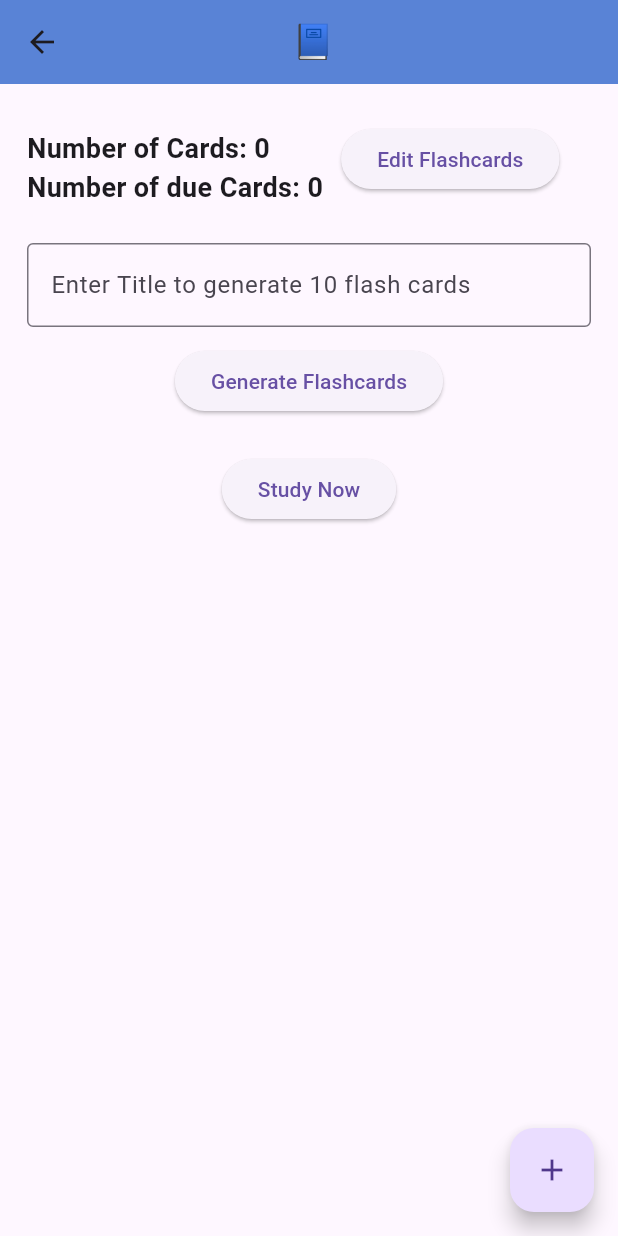
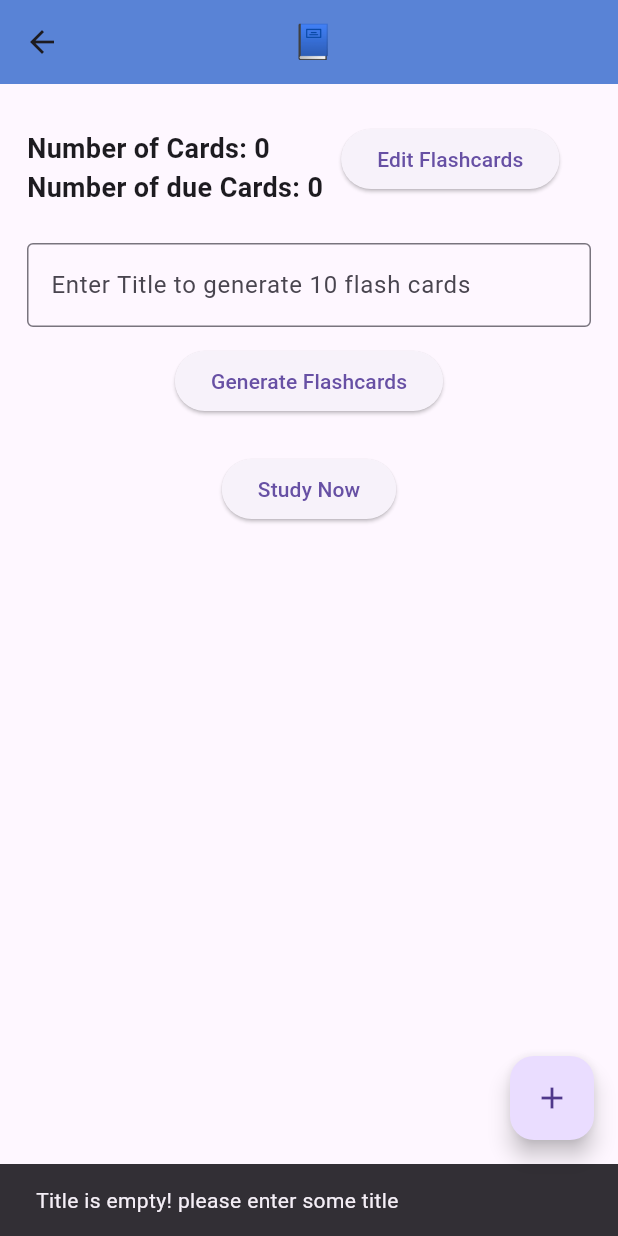
Before and after one commit to AhmadXDev/flacardy, a Flutter app: the PocketPage screen opened directly with empty values, after a tap on "Generate Flashcards", on a phone screen of 412 x 824 dp. Run offline on Flutter 3.47's test engine with Material 3 defaults, Android fonts, the phone set to English and light mode, and no system bars; our stand-ins replace confetti, flip_card, flutter_dotenv, loading_animation_widget, sqflite, supabase_flutter; accounts and stored records are empty.

Commit message:
Added some user Feedback
when the user generate flash cards there was no feedback so I added a loading animation and a snakbar if the cards are generated nor not.
also the set State for hte pcoket page was happening before the generation of the cards so I added an await before it.

```diff
--- a/lib/pages/pocket_page.dart
+++ b/lib/pages/pocket_page.dart
@@ -7,6 +7,7 @@ import 'package:flacardy/widgets/custom_widgets.dart';
 import 'package:flutter/material.dart';
 import 'package:flacardy/data/supabase_database.dart';
 import 'package:flacardy/models/pocket.dart';
+import 'package:loading_animation_widget/loading_animation_widget.dart';
 import 'study_cards_page.dart';
 
 class PocketPage extends StatefulWidget {
@@ -22,6 +23,7 @@ class _PocketPageState extends State<PocketPage> {
   final TextEditingController backController = TextEditingController();
   final TextEditingController titleController = TextEditingController();
   final FocusNode frontFocusNode = FocusNode();
+  bool LoadingAI = false;
 
   @override
   void dispose() {
@@ -32,14 +34,20 @@ class _PocketPageState extends State<PocketPage> {
     super.dispose();
   }
 
-  void _showSnackbar(String message) {
+  void showSnackbar(String message) {
     ScaffoldMessenger.of(context)
         .showSnackBar(SnackBar(content: Text(message)));
   }
 
+  void setLoading(bool value) {
+    setState(() {
+      LoadingAI = value;
+    });
+  }
+
   Future<void> _addCard() async {
     if (frontController.text.isEmpty || backController.text.isEmpty) {
-      _showSnackbar("Front and Back fields cannot be empty.");
+      showSnackbar("Front and Back fields cannot be empty.");
       return;
     }
 
@@ -53,14 +61,14 @@ class _PocketPageState extends State<PocketPage> {
       await SupabaseDatabase().addCard(newCard);
       frontController.clear();
       backController.clear();
-      _showSnackbar("Card added successfully!");
+      showSnackbar("Card added successfully!");
       frontFocusNode.requestFocus();
     } catch (e) {
-      _showSnackbar("Failed to add card: $e");
+      showSnackbar("Failed to add card: $e");
     }
   }
 
-  void _showAddCardDialog() async {
+  void showAddCardDialog() async {
     await showDialog(
       context: context,
       builder: (context) {
@@ -101,12 +109,12 @@ class _PocketPageState extends State<PocketPage> {
     setState(() {});
   }
 
-  Future<int> _getNumberOfCards() async {
+  Future<int> getNumberOfCards() async {
     final cards = await SupabaseDatabase().getPocketCards(widget.pocket.id!);
     return cards.length;
   }
 
-  Future<int> _getNumberOfDueCards() async {
+  Future<int> getNumberOfDueCards() async {
     final cards = await SupabaseDatabase().getPocketDueCards(widget.pocket.id!);
     return cards.length;
   }
@@ -127,7 +135,7 @@ class _PocketPageState extends State<PocketPage> {
                   children: [
                     height12,
                     CustomFutureBuilder<int>(
-                      future: _getNumberOfCards(),
+                      future: getNumberOfCards(),
                       onData: (data) {
                         return Text(
                           "Number of Cards: ${data}",
@@ -139,7 +147,7 @@ class _PocketPageState extends State<PocketPage> {
                       },
                     ),
                     CustomFutureBuilder<int>(
-                      future: _getNumberOfDueCards(),
+                      future: getNumberOfDueCards(),
                       onData: (data) {
                         return Text(
                           "Number of due Cards: ${data}",
@@ -161,10 +169,12 @@ class _PocketPageState extends State<PocketPage> {
               ],
             ),
             height24,
-            EnterData(
+            enterAIData(
                 titleController: titleController,
                 pocket: widget.pocket,
-                refreshCallback: () => setState(() {})),
+                refreshCallback: () => setState(() {}),
+                setLoading: setLoading,
+                showSnackbar: showSnackbar),
             height24,
             Center(
               child: ElevatedButton(
@@ -175,12 +185,21 @@ class _PocketPageState extends State<PocketPage> {
                 child: const Text("Study Now"),
               ),
             ),
-            height24
+            height24,
+            if (LoadingAI) ...[
+              Center(
+                child: LoadingAnimationWidget.newtonCradle(
+                  color: Colors.blue,
+                  size: 200,
+                ),
+              ),
+              height12,
+            ],
           ],
         ),
       ),
       floatingActionButton: FloatingActionButton(
-        onPressed: _showAddCardDialog,
+        onPressed: showAddCardDialog,
         child: const Icon(Icons.add),
       ),
     );
--- a/lib/widgets/custom_widgets.dart
+++ b/lib/widgets/custom_widgets.dart
@@ -233,10 +233,12 @@ ConfettiWidget customConfettiWidget(ConfettiController confettiController) {
   );
 }
 
-Column EnterData({
+Column enterAIData({
   required TextEditingController titleController,
   required Pocket pocket,
   required VoidCallback refreshCallback,
+  required ValueChanged<bool> setLoading,
+  required void Function(String message) showSnackbar,
 }) {
   return Column(
     crossAxisAlignment: CrossAxisAlignment.start,
@@ -251,16 +253,26 @@ Column EnterData({
       height12,
       Center(
         child: ElevatedButton(
-          onPressed: () {
+          onPressed: () async {
             final title = titleController.text.trim();
             if (title.isNotEmpty) {
-              generateFlashCardsForPocket(title: title, pocket: pocket);
-              refreshCallback();
+              setLoading(true);
+              try {
+                await generateFlashCardsForPocket(title: title, pocket: pocket);
+                refreshCallback();
+                showSnackbar("Cards generated successfully!");
+              } catch (e) {
+                showSnackbar("Failed to generate cards: $e");
+              } finally {
+                setLoading(false);
+              }
+            } else {
+              showSnackbar("Title is empty! please enter some title");
             }
           },
           child: const Text("Generate Flashcards"),
         ),
-      )
+      ),
     ],
   );
 }
```
